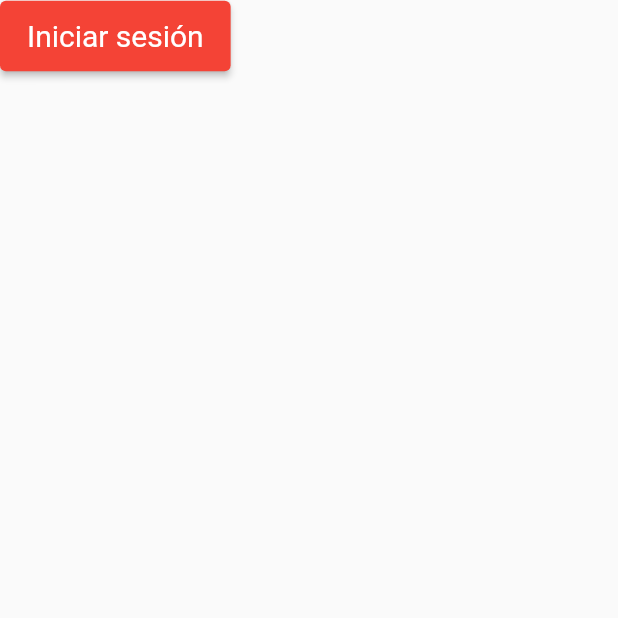
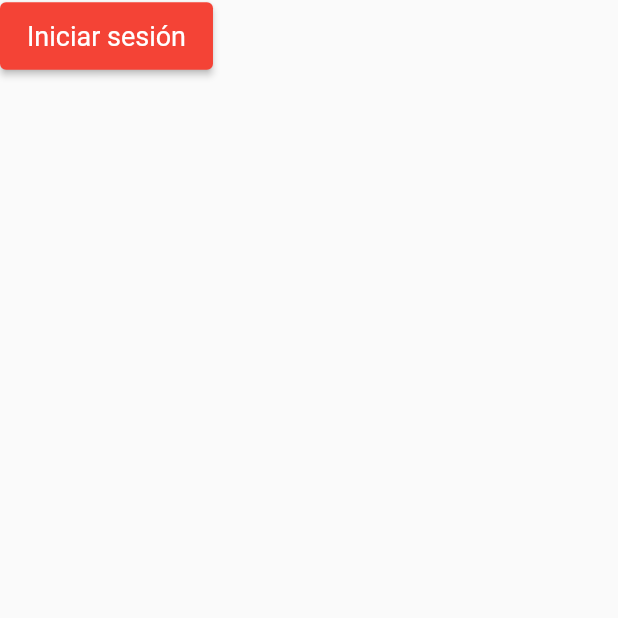
Before and after one commit to willingtonortiz/cubipool2, a Flutter app: the screen it shows after launch, after a tap on "Iniciar sesión", after a tap on "¿No tienes cuenta?, Regístrate", on a phone screen of 412 x 824 dp, the top half of it. Run offline on Flutter 3.47's test engine with Material 2 defaults, Android fonts, the phone set to English and light mode, and no system bars; our stand-ins replace dio, flutter_hooks, flutter_riverpod, hive, hooks_riverpod, qr_flutter and 1 more; accounts and stored records are empty; project files that could hold a hidden picture were left out.

Commit message:
Add headers to home pages

```diff
--- a/lib/main.dart
+++ b/lib/main.dart
@@ -34,6 +34,9 @@ class MyApp extends StatelessWidget {
       theme: ThemeData(
         primaryColor: primaryColor,
         accentColor: accentColor,
+        appBarTheme: AppBarTheme(
+          centerTitle: true,
+        ),
         textTheme: TextTheme(
           bodyText2: TextStyle(fontSize: 14.0),
         ),
@@ -50,7 +53,7 @@ class MyApp extends StatelessWidget {
               vertical: 12.0,
             ),
             textStyle: TextStyle(
-              fontSize: 20.0,
+              fontSize: 18.0,
             ),
           ),
         ),
--- a/lib/modules/search/pages/search_page.dart
+++ b/lib/modules/search/pages/search_page.dart
@@ -11,6 +11,9 @@ class _SearchPageState extends State<SearchPage> {
   @override
   Widget build(BuildContext context) {
     return Scaffold(
+      appBar: AppBar(
+        title: Text('Reservar cubículos'),
+      ),
       body: SafeArea(
         child: Column(
           children: [
```
Also changed, not shown: assets/logos/pencils.png (added).
